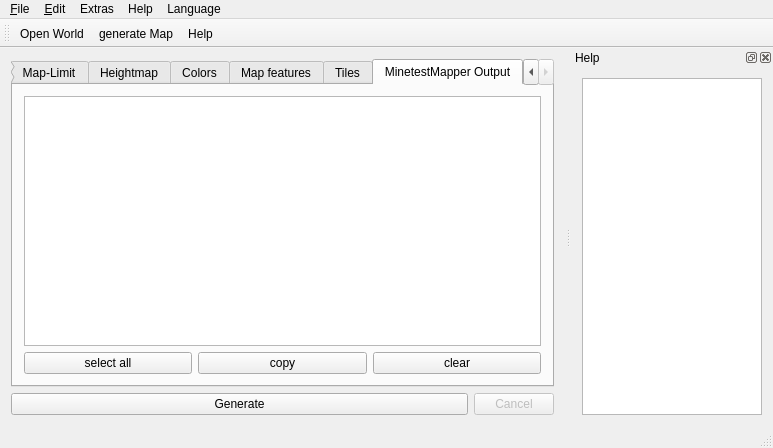
First picture: the form in mainwindow.ui, repository AirSThib/MinetestMapperGUI, before the edit.
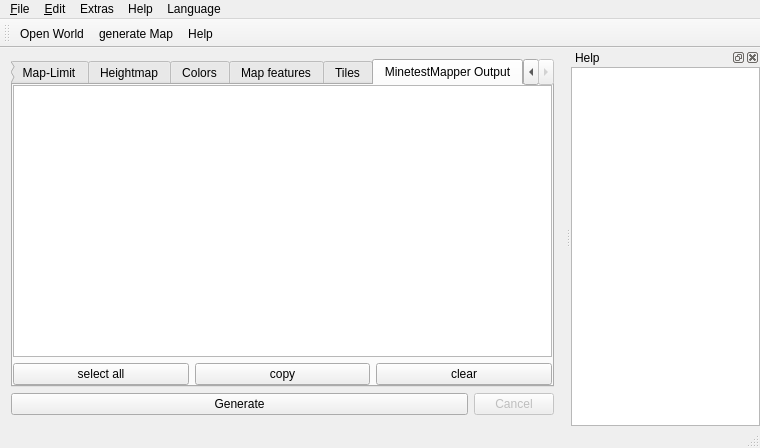
Second picture: the form after the edit. The open tabs and pages were chosen to show the change. Icons and pictures are not drawn. Custom widgets are drawn as their Qt base class.

```diff
--- a/mainwindow.ui
+++ b/mainwindow.ui
@@ -2039,6 +2039,18 @@
         <string>MinetestMapper Output</string>
        </attribute>
        <layout class="QVBoxLayout" name="verticalLayout_4">
+        <property name="leftMargin">
+         <number>0</number>
+        </property>
+        <property name="topMargin">
+         <number>0</number>
+        </property>
+        <property name="rightMargin">
+         <number>0</number>
+        </property>
+        <property name="bottomMargin">
+         <number>0</number>
+        </property>
         <item>
          <widget class="QTextEdit" name="standardOutput">
           <property name="font">
@@ -2213,6 +2225,21 @@
    </attribute>
    <widget class="QWidget" name="dockWidgetContents">
     <layout class="QVBoxLayout" name="verticalLayout_5">
+     <property name="spacing">
+      <number>0</number>
+     </property>
+     <property name="leftMargin">
+      <number>0</number>
+     </property>
+     <property name="topMargin">
+      <number>0</number>
+     </property>
+     <property name="rightMargin">
+      <number>0</number>
+     </property>
+     <property name="bottomMargin">
+      <number>0</number>
+     </property>
      <item>
       <widget class="QTextBrowser" name="helpBrowser">
        <property name="minimumSize">
```
Left out of the diff: 8 changed lines with no effect on the pictures.
